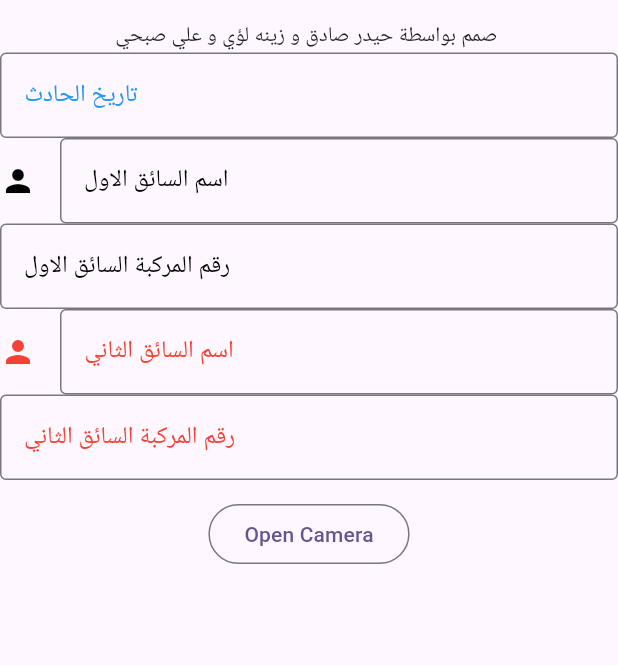
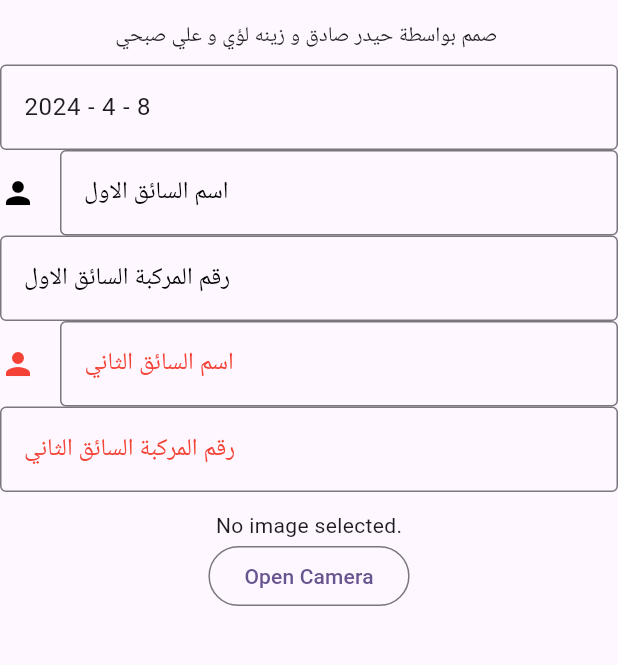
Before and after one commit to Alqdees/Traffic-accidents, a Flutter app: the screen it shows after launch, after a tap on "Open Camera", on a phone screen of 412 x 824 dp, the part 63-728 px from its top. Run offline on Flutter 3.47's test engine with Material 3 defaults, Android fonts, the light colour scheme and no system bars; our stand-ins replace image_picker, permission_handler.

Commit message:
add image to send firebase

```diff
--- a/lib/pages/MyHomePage.dart
+++ b/lib/pages/MyHomePage.dart
@@ -13,10 +13,22 @@ class MyHomePage extends StatefulWidget {
 
 class _MyHomePageState extends State<MyHomePage> {
   late PermissionStatus _cameraPermissionStatus;
+  TextEditingController date = TextEditingController(
+    text: '${DateTime.now().year}'
+        ' - '
+        '${DateTime.now().month}'
+        ' - '
+        '${DateTime.now().day}',
+  );
+  TextEditingController name1 = TextEditingController();
+  TextEditingController number1 = TextEditingController();
+  TextEditingController name2 = TextEditingController();
+  TextEditingController number = TextEditingController();
 
   @override
   void initState() {
     super.initState();
+
     _requestCameraPermission();
   }
 
@@ -27,15 +39,13 @@ class _MyHomePageState extends State<MyHomePage> {
     });
   }
 
-  late File _image;
+  File? _image;
 
   // final picker = ImagePicker();
   // final pickedImage = await picker.pickImage(source: ImageSource.camera);
   Future<void> getImageFromCamera() async {
     final picker = ImagePicker();
     final pickedImage = await picker.pickImage(source: ImageSource.camera);
-
-    log('ImagePicker + ${_cameraPermissionStatus.isGranted}');
     setState(() {
       if (pickedImage != null) {
         _image = File(pickedImage.path);
@@ -55,8 +65,12 @@ class _MyHomePageState extends State<MyHomePage> {
         child: Column(
           children: [
             const Text("صمم بواسطة حيدر صادق و زينه لؤي و علي صبحي "),
-            const TextField(
-              decoration: InputDecoration(
+            const SizedBox(
+              height: 8,
+            ),
+            TextField(
+              controller: date,
+              decoration: const InputDecoration(
                   border: OutlineInputBorder(),
                   hintText: "تاريخ الحادث ",
                   hintStyle: TextStyle(color: Colors.blue)),
@@ -93,6 +107,9 @@ class _MyHomePageState extends State<MyHomePage> {
             const SizedBox(
               height: 12.0,
             ),
+            _image == null
+                ? const Text('No image selected.')
+                : Image.file(_image!),
             OutlinedButton(
               onPressed: getImageFromCamera,
               child: const Text('Open Camera'),
```
